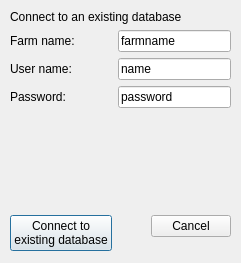
axelande/geodatafarm3, file widgets/connect_to_farm_base.ui: the form before one commit.
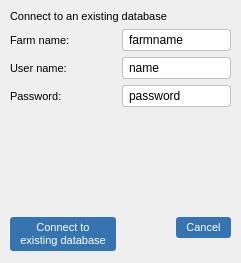
The form after the commit.

What changed in the file:
```diff
--- a/widgets/connect_to_farm_base.ui
+++ b/widgets/connect_to_farm_base.ui
@@ -13,7 +13,150 @@
   <property name="windowTitle">
    <string>Connect to farm</string>
   </property>
-  <widget class="QWidget" name="formLayoutWidget">
+  <property name="styleSheet"><string notr="true">
+/* === Global === */
+* {
+  font-family: "Segoe UI", sans-serif;
+  font-size: 9pt;
+}
+
+/* === Tab bars === */
+QTabWidget::pane {
+  border: 1px solid #c0c0c0;
+  border-radius: 3px;
+  background: #ffffff;
+}
+QTabBar::tab {
+  background: #f0f0f0;
+  border: 1px solid #c0c0c0;
+  border-bottom: none;
+  border-top-left-radius: 3px;
+  border-top-right-radius: 3px;
+  padding: 4px 10px;
+  margin-right: 1px;
+  font-size: 8pt;
+}
+QTabBar::tab:selected {
+  background: #ffffff;
+  border-bottom: 2px solid #3574b0;
+  font-weight: bold;
+}
+QTabBar::tab:hover:!selected {
+  background: #e4e4e4;
+}
+
+/* === Buttons === */
+QPushButton {
+  background-color: #3574b0;
+  color: white;
+  border: none;
+  border-radius: 3px;
+  padding: 4px 10px;
+  font-size: 8pt;
+}
+QPushButton:hover {
+  background-color: #2a5f8f;
+}
+QPushButton:pressed {
+  background-color: #1e4a6e;
+}
+QPushButton:disabled {
+  background-color: #b0b0b0;
+  color: #e0e0e0;
+}
+
+/* === Inputs === */
+QLineEdit, QPlainTextEdit, QTextEdit {
+  border: 1px solid #c0c0c0;
+  border-radius: 3px;
+  padding: 2px 4px;
+  background: #ffffff;
+}
+QLineEdit:focus, QPlainTextEdit:focus, QTextEdit:focus {
+  border: 1px solid #3574b0;
+}
+
+/* === Combo boxes === */
+QComboBox {
+  border: 1px solid #c0c0c0;
+  border-radius: 3px;
+  padding: 2px 4px;
+  background: #ffffff;
+}
+QComboBox:hover {
+  border: 1px solid #3574b0;
+}
+QComboBox::drop-down {
+  border: none;
+  width: 20px;
+}
+
+/* === Lists === */
+QListWidget {
+  border: 1px solid #c0c0c0;
+  border-radius: 3px;
+  background: #ffffff;
+}
+
+/* === Group boxes === */
+QGroupBox {
+  border: 1px solid #c0c0c0;
+  border-radius: 3px;
+  margin-top: 8px;
+  padding-top: 8px;
+  font-weight: bold;
+  font-size: 8pt;
+}
+QGroupBox::title {
+  subcontrol-origin: margin;
+  left: 8px;
+  padding: 0 3px;
+}
+
+/* === Radio &amp; Check === */
+QRadioButton, QCheckBox {
+  spacing: 4px;
+  font-size: 8pt;
+}
+
+/* === Labels === */
+QLabel {
+  font-size: 8pt;
+}
+
+/* === Calendar === */
+QCalendarWidget {
+  border: 1px solid #c0c0c0;
+  border-radius: 3px;
+}
+
+/* === Table === */
+QTableWidget, QTableView {
+  border: 1px solid #c0c0c0;
+  border-radius: 3px;
+  gridline-color: #e0e0e0;
+}
+QHeaderView::section {
+  background-color: #f0f0f0;
+  border: none;
+  border-bottom: 1px solid #c0c0c0;
+  border-right: 1px solid #e0e0e0;
+  padding: 3px 6px;
+  font-weight: bold;
+  font-size: 8pt;
+}
+
+/* === Spin boxes === */
+QSpinBox, QDoubleSpinBox, QDateEdit, QTimeEdit {
+  border: 1px solid #c0c0c0;
+  border-radius: 3px;
+  padding: 2px 4px;
+  background: #ffffff;
+}
+QSpinBox:focus, QDoubleSpinBox:focus, QDateEdit:focus, QTimeEdit:focus {
+  border: 1px solid #3574b0;
+}
+</string></property><widget class="QWidget" name="formLayoutWidget">
    <property name="geometry">
     <rect>
      <x>10</x>
```
Left out of the diff: 4 changed lines with no effect on the pictures.
